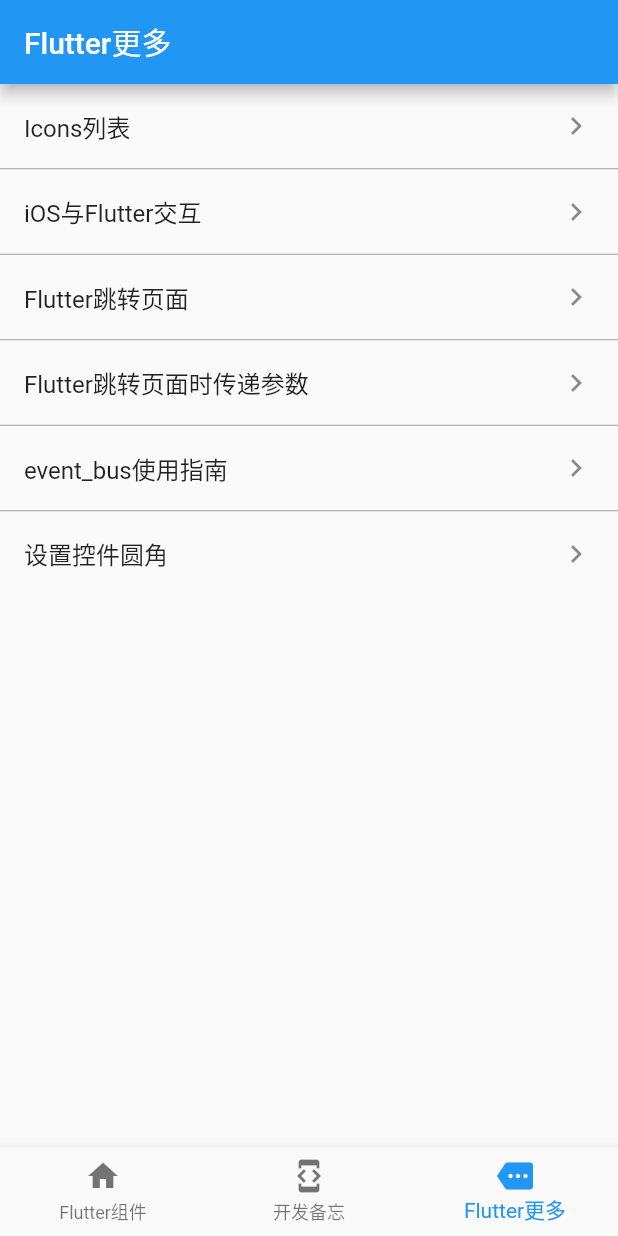
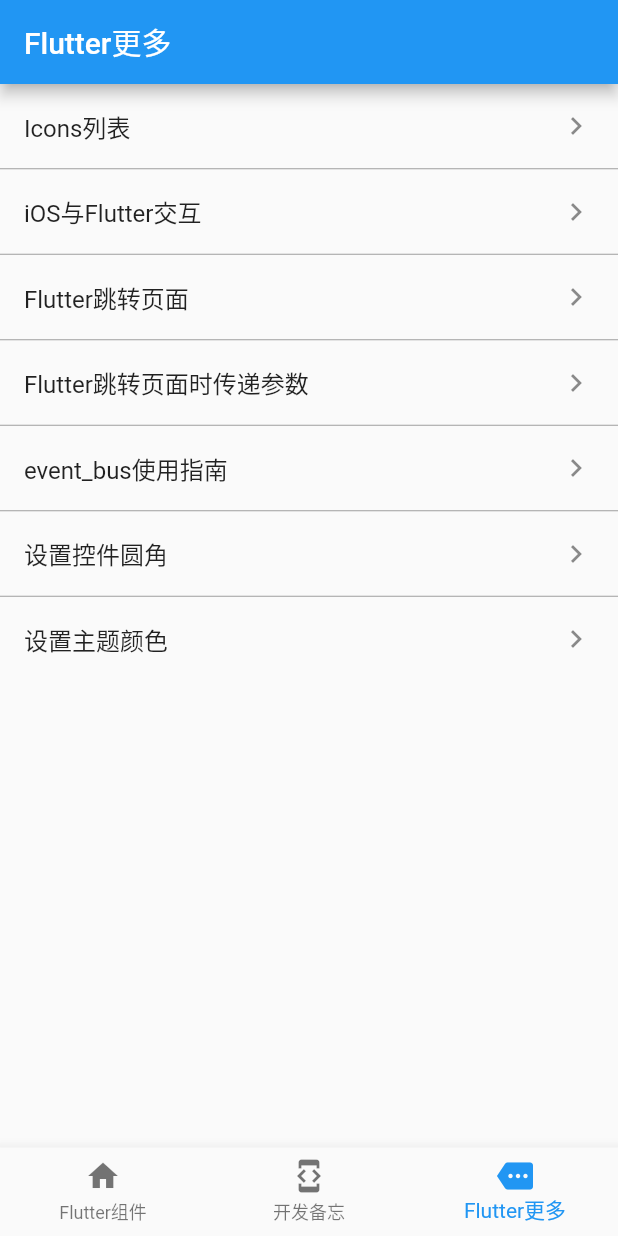
Before and after one commit to flywo/FlutterWidgetUseExample, a Flutter app: the screen it shows after launch, item 3 of the bottom bar chosen, on a phone screen of 412 x 824 dp. Run offline on Flutter 3.47's test engine with Material 2 defaults, Android fonts, the phone set to English and light mode, and no system bars; our stand-ins replace flutter_markdown, image_picker; missing offline and left inert: city_pickers, flutter_webview_plugin, loading_indicator_view, widget_with_codeview.

Commit message:
添加主题

````diff
--- a/flutter_widget_use/lib/More/More.dart
+++ b/flutter_widget_use/lib/More/More.dart
@@ -6,6 +6,7 @@ import 'package:flutter_widget_use/More/Native/Native.dart';
 import 'package:flutter_widget_use/More/Pass/Pass.dart';
 import 'package:flutter_widget_use/More/Radius/Radius.dart';
 import 'package:flutter_widget_use/More/Router/Router.dart';
+import 'package:flutter_widget_use/More/Theme/MyTheme.dart';
 import 'package:widget_with_codeview/widget_with_codeview.dart';
 
 class More extends StatelessWidget {
@@ -92,6 +93,21 @@ class More extends StatelessWidget {
                   }));
                 },
               );
+            } else if (index == 6) {
+              return ListTile(
+                title: Text("设置主题颜色"),
+                trailing: Icon(Icons.keyboard_arrow_right),
+                onTap: () {
+                  Navigator.of(context).push(MaterialPageRoute(builder: (context) {
+                    return Scaffold(
+                      appBar: AppBar(
+                        title: Text("设置主题颜色"),
+                      ),
+                      body: MyTheme(),
+                    );
+                  }));
+                },
+              );
             }
             return ListTile(
               title: Text("Icons列表"),
@@ -117,7 +133,7 @@ class More extends StatelessWidget {
               color: Colors.grey[500],
             );
           },
-          itemCount: 6
+          itemCount: 7
       ),
     );
   }
--- /dev/null
+++ b/flutter_widget_use/lib/More/Theme/MyTheme.dart
@@ -0,0 +1,90 @@
+import 'package:flutter/cupertino.dart';
+import 'package:flutter_markdown/flutter_markdown.dart';
+
+/// @ClassName MyTheme
+/// @Description 主题颜色
+/// @Author YuHua
+/// @Date 2021-03-03 5:47 PM
+
+
+const content = """
+## Flutter设置Theme
+> 1.ThemeData部分参数含义
+```
+ThemeData({
+  Brightness brightness, //深色还是浅色
+  MaterialColor primarySwatch, //主题颜色样本，见下面介绍
+  Color primaryColor, //主色，决定导航栏颜色
+  Color accentColor, //次级色，决定大多数Widget的颜色，如进度条、开关等。
+  Color cardColor, //卡片颜色
+  Color dividerColor, //分割线颜色
+  ButtonThemeData buttonTheme, //按钮主题
+  Color cursorColor, //输入框光标颜色
+  Color dialogBackgroundColor,//对话框背景颜色
+  String fontFamily, //文字字体
+  TextTheme textTheme,// 字体主题，包括标题、body等文字样式
+  IconThemeData iconTheme, // Icon的默认样式
+  TargetPlatform platform, //指定平台，应用特定平台控件风格
+  ...
+})
+```
+> 2.设置应用主题
+```
+class MyApp extends StatelessWidget {
+  @override
+  Widget build(BuildContext context) {
+    return new MaterialApp(
+      title: 'budaye',
+      theme: new ThemeData(
+        brightness: Brightness.dark,
+        primaryColor: Colors.white,
+        accentColor: Colors.cyan[600],
+      ),
+      home: new RandomWords(),
+    );
+  }}
+```
+> 3.设置某一部分局部主题，需使用Theme包裹子Widget
+- 通过创建ThemeData来传递给子Widget
+```
+Theme(
+  // Create a unique theme with "new ThemeData"
+  data: new ThemeData(
+    accentColor: Colors.yellow,
+  ),
+  child: new FloatingActionButton(
+    onPressed: () {},
+    child: new Icon(Icons.add),
+  ),
+);
+```
+- 通过修改父主题来传递给子Widget
+```
+Theme(
+  // Find and Extend the parent theme using "copyWith". Please see the next
+  // section for more info on `Theme.of`.
+  data: Theme.of(context).copyWith(accentColor: Colors.yellow),
+  child: new FloatingActionButton(
+    onPressed: null,
+    child: new Icon(Icons.add),
+  ),
+);
+```
+> 4.通过Theme.of(context)获取主题
+```
+Container(
+  color: Theme.of(context).accentColor,
+  child: new Text(
+    'Text with a background color',
+    style: Theme.of(context).textTheme.title,
+  ),
+);
+```
+""";
+
+class MyTheme extends StatelessWidget {
+  @override
+  Widget build(BuildContext context) {
+    return Markdown(data: content);
+  }
+}
````
